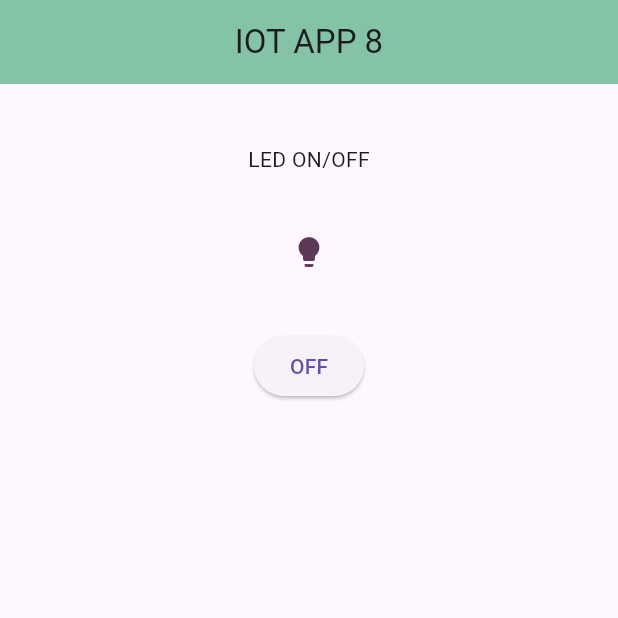
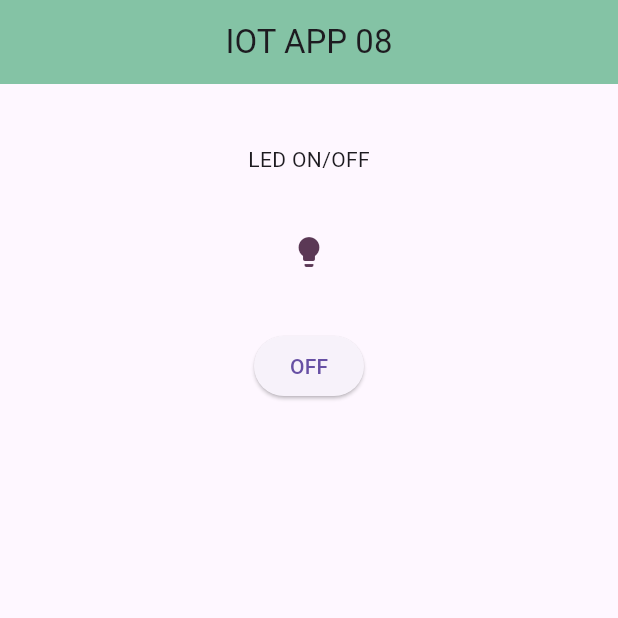
Before and after one commit to Parindi-Binarika/flutapp, a Flutter app: the screen it shows after launch, on a phone screen of 412 x 824 dp, the top half of it. Run offline on Flutter 3.47's test engine with Material 3 defaults, Android fonts, the phone set to English and light mode, and no system bars.

Commit message:
Test commit

```diff
--- a/lib/main.dart
+++ b/lib/main.dart
@@ -21,7 +21,7 @@ class _MyAppState extends State<MyApp> {
     return MaterialApp(
       home: Scaffold(
         appBar: AppBar(
-          title: Text("IOT APP 8"),
+          title: Text("IOT APP 08"),
           backgroundColor: const Color.fromARGB(255, 132, 195, 165),
           centerTitle: true,
         ),
```
